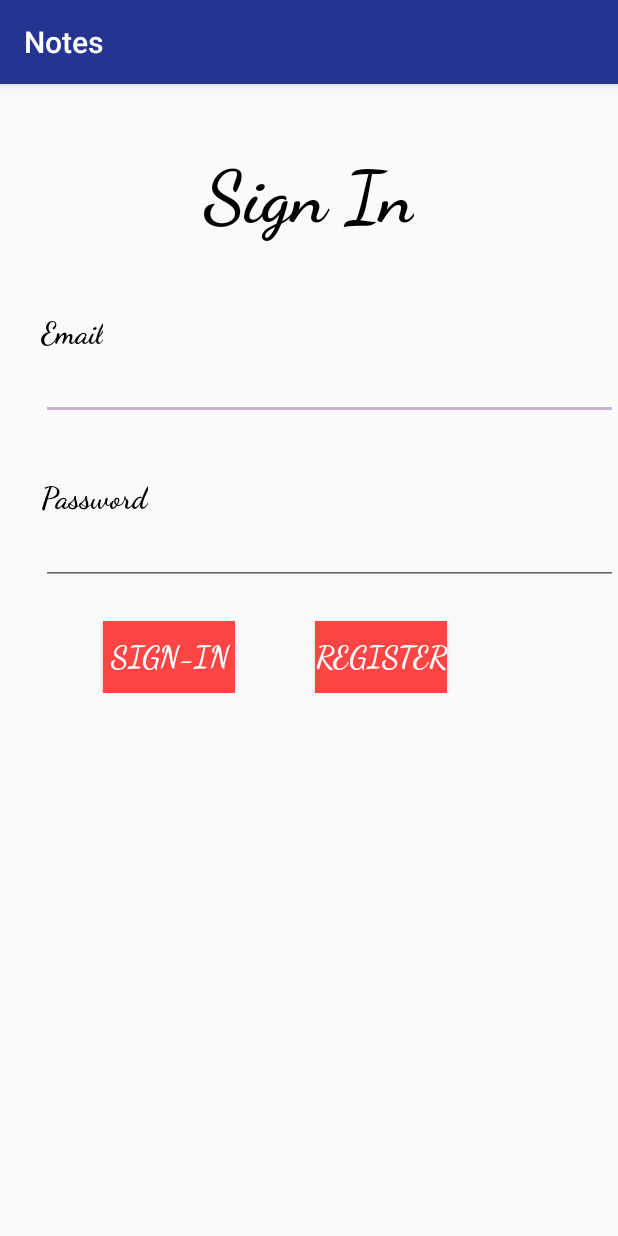
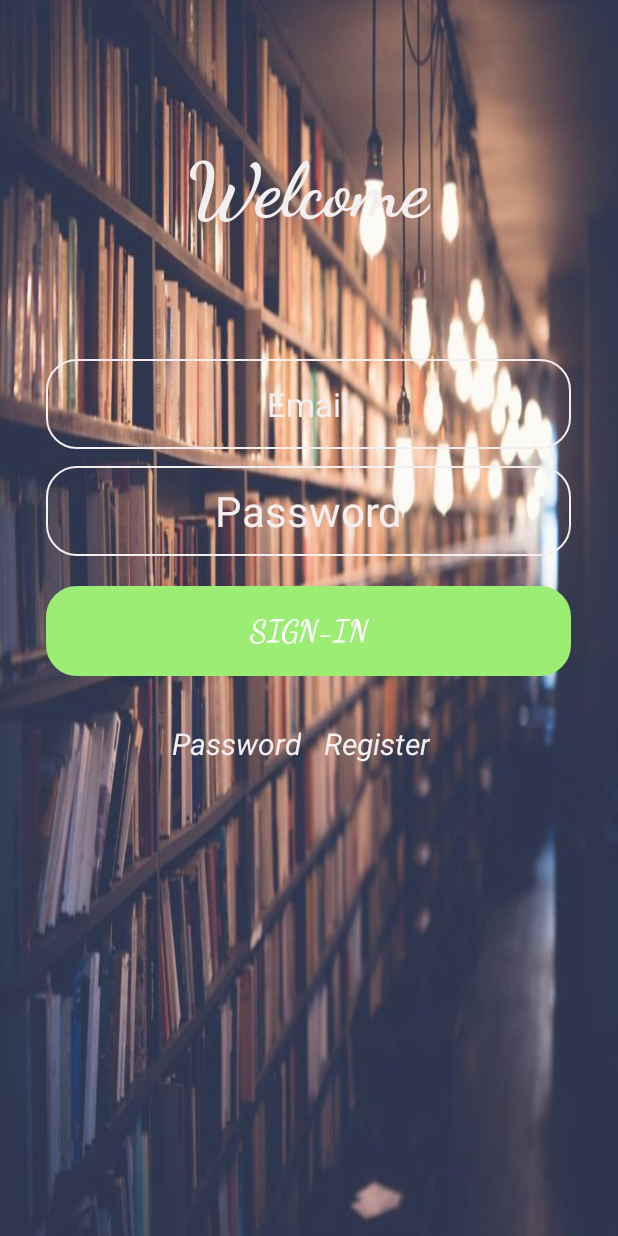
Before and after one commit to bhavneeet/Notes, an Android app: the screen it shows after launch (LoginActivity), on a phone screen of 412 x 824 dp. Run offline under Robolectric (Android 15) with nearby library versions, the phone set to English and light mode, and no system bars.

Commit message:
login file

```diff
--- a/app/src/main/AndroidManifest.xml
+++ b/app/src/main/AndroidManifest.xml
@@ -22,6 +22,7 @@
             android:configChanges="orientation|screenSize" />
         <activity
             android:name=".LoginActivity"
+            android:theme="@style/login_theme"
             android:configChanges="orientation|screenSize">
             <intent-filter>
                 <action android:name="android.intent.action.MAIN" />
--- a/app/src/main/java/othello/com/example/bhavneetsingh/notes/LoginActivity.java
+++ b/app/src/main/java/othello/com/example/bhavneetsingh/notes/LoginActivity.java
@@ -13,7 +13,8 @@ import android.widget.Toast;
 
 public class LoginActivity extends AppCompatActivity implements View.OnClickListener{
 
-    Button signin,register,signin1,register1;
+    Button signin,signin1,register1;
+    TextView register;
     MyDatabase mydb;
     private boolean sign;
     public final static String LOGIN="login",NULL="null";
@@ -32,7 +33,7 @@ public class LoginActivity extends AppCompatActivity implements View.OnClickList
         setContentView(R.layout.activity_login);
         signin=(Button)findViewById(R.id.sign_in);
         signin.setOnClickListener(this);
-        register=(Button)findViewById(R.id.register);
+        register=(TextView) findViewById(R.id.register);
         register.setOnClickListener(this);
         sign=true;
         mydb=MyDatabase.getInstance(this);
@@ -52,7 +53,7 @@ public class LoginActivity extends AppCompatActivity implements View.OnClickList
             setContentView(R.layout.activity_login);
             signin=(Button)findViewById(R.id.sign_in);
             signin.setOnClickListener(this);
-            register=(Button)findViewById(R.id.register);
+            register=(TextView) findViewById(R.id.register);
             register.setOnClickListener(this);
 
         }
--- a/app/src/main/res/drawable/edit_background.xml
+++ b/app/src/main/res/drawable/edit_background.xml
@@ -1,4 +1,13 @@
-<?xml version="1.0" encoding="utf-8"?>
-<selector xmlns:android="http://schemas.android.com/apk/res/android">
+<?xml version="1.0" encoding="UTF-8"?>
+<shape xmlns:android="http://schemas.android.com/apk/res/android">
 
-</selector>
+
+    <stroke android:width="1dp"
+        android:color="@color/colorWhite" />
+
+    <padding android:left="1dp"
+        android:top="1dp"
+        android:right="1dp"
+        android:bottom="1dp" />
+     <corners android:radius="20dp"/>
+</shape>
--- a/app/src/main/res/layout/activity_login.xml
+++ b/app/src/main/res/layout/activity_login.xml
@@ -1,15 +1,11 @@
 <?xml version="1.0" encoding="utf-8"?>
-<ScrollView xmlns:android="http://schemas.android.com/apk/res/android"
-    xmlns:app="http://schemas.android.com/apk/res-auto"
+<RelativeLayout xmlns:app="http://schemas.android.com/apk/res-auto"
     xmlns:tools="http://schemas.android.com/tools"
+    xmlns:android="http://schemas.android.com/apk/res/android"
+    android:background="@drawable/backround2"
+
     android:layout_width="match_parent"
     android:layout_height="match_parent">
-<RelativeLayout xmlns:android="http://schemas.android.com/apk/res/android"
-    xmlns:app="http://schemas.android.com/apk/res-auto"
-    xmlns:tools="http://schemas.android.com/tools"
-    android:layout_width="match_parent"
-    android:layout_height="match_parent"
-    tools:context="othello.com.example.bhavneetsingh.notes.LoginActivity">
 
     <TextView
         android:id="@+id/textView2"
@@ -17,87 +13,87 @@
         android:layout_height="wrap_content"
         android:layout_alignParentTop="true"
         android:layout_centerHorizontal="true"
-        android:layout_marginTop="45dp"
+        android:layout_marginTop="95dp"
         android:fontFamily="cursive"
-        android:text="Sign In"
-        android:textColor="@android:color/background_dark"
+        android:text="Welcome"
+        android:textColor="@color/colorWhite"
         android:textSize="@dimen/signheading"
+        android:textStyle="bold" />
+
+    <EditText
+        android:id="@+id/username"
+        android:layout_width="@dimen/login_wid"
+
+        android:layout_height="@dimen/login_hei"
+        android:layout_below="@+id/textView2"
+        android:layout_centerHorizontal="true"
+        android:layout_marginTop="82dp"
+        android:background="@drawable/edit_background"
+        android:hint="Email"
+        android:inputType="textAutoComplete"
+        android:lines="1"
+        android:maxLength="40"
+        android:textAlignment="center"
+        android:textColor="@color/colorWhite"
+        android:textColorHint="@color/colorWhite"
+        android:textSize="22sp" />
+
+    <EditText
+        android:id="@+id/user_password"
+        android:layout_width="@dimen/login_wid"
+        android:layout_height="@dimen/login_hei"
+        android:layout_alignStart="@+id/username"
+        android:layout_below="@+id/username"
+        android:layout_marginTop="11dp"
+        android:background="@drawable/edit_background"
+        android:hint="Password"
+        android:inputType="textPassword"
+        android:lines="1"
+        android:maxLength="20"
+        android:textAlignment="center"
+        android:textColor="@color/colorWhite"
+        android:textColorHint="@color/colorWhite"
+        android:textSize="28sp" />
+
+    <Button
+        android:id="@+id/sign_in"
+        android:layout_width="@dimen/login_wid"
+        android:layout_height="@dimen/login_hei"
+        android:layout_below="@+id/user_password"
+        android:layout_centerHorizontal="true"
+        android:layout_marginTop="20dp"
+        android:background="@drawable/edit_background"
+        android:backgroundTint="@color/button"
+        android:fontFamily="cursive"
+        android:text="Sign-In"
+        android:textColor="@android:color/background_light"
+        android:textSize="@dimen/signin"
         android:textStyle="bold" />
 
     <TextView
         android:id="@+id/textView3"
         android:layout_width="wrap_content"
         android:layout_height="wrap_content"
-        android:layout_alignParentStart="true"
-        android:layout_below="@+id/textView2"
-        android:layout_marginStart="27dp"
-        android:layout_marginTop="48dp"
-        android:fontFamily="cursive"
-        android:text="Email"
-        android:textColor="@android:color/black"
-        android:textSize="@dimen/signin"
-        android:textStyle="bold" />
-
-    <EditText
-        android:id="@+id/username"
-        android:layout_width="match_parent"
-        android:layout_height="wrap_content"
-        android:lines="1"
-        android:maxLength="40"
-        android:inputType="textAutoComplete"
-        android:layout_alignStart="@+id/textView3"
-        android:layout_below="@+id/textView3" />
+        android:layout_alignEnd="@+id/textView2"
+        android:layout_below="@+id/sign_in"
+        android:layout_marginTop="31dp"
+        android:text="Register"
+        android:textColor="@color/colorWhite"
+        android:textSize="20sp"
+        android:textStyle="italic" />
 
     <TextView
-        android:id="@+id/textView4"
-        android:layout_width="wrap_content"
-        android:layout_height="wrap_content"
-        android:layout_alignStart="@+id/textView3"
-        android:layout_below="@+id/username"
-        android:layout_marginTop="39dp"
-        android:fontFamily="cursive"
-        android:text="Password"
-        android:textColor="@android:color/black"
-        android:textSize="@dimen/signin"
-        android:textStyle="bold" />
-
-    <EditText
-        android:id="@+id/user_password"
-        android:layout_width="match_parent"
-        android:layout_height="wrap_content"
-        android:layout_alignStart="@+id/username"
-        android:layout_below="@+id/textView4"
-        android:inputType="textPassword"
-        android:lines="1"
-        android:maxLength="20" />
-
-    <Button
-        android:id="@+id/sign_in"
-        android:layout_width="wrap_content"
-        android:layout_height="wrap_content"
-        android:layout_below="@+id/user_password"
-        android:layout_marginTop="24dp"
-        android:layout_toEndOf="@+id/textView3"
-        android:background="@android:color/holo_red_light"
-        android:fontFamily="cursive"
-        android:text="Sign-In"
-        android:textColor="@android:color/background_light"
-        android:textSize="@dimen/signin"
-        android:textStyle="bold" />
-
-    <Button
         android:id="@+id/register"
         android:layout_width="wrap_content"
         android:layout_height="wrap_content"
-        android:layout_alignBaseline="@+id/sign_in"
-        android:layout_alignBottom="@+id/sign_in"
-        android:layout_marginStart="53dp"
-        android:layout_toEndOf="@+id/sign_in"
-        android:background="@android:color/holo_red_light"
-        android:fontFamily="cursive"
-        android:text="Register"
-        android:textColor="@android:color/background_light"
-        android:textSize="@dimen/signin"
-        android:textStyle="bold" />
+        android:layout_alignBaseline="@+id/textView3"
+        android:layout_alignBottom="@+id/textView3"
+        android:layout_marginEnd="15dp"
+        android:layout_toStartOf="@+id/textView3"
+        android:text="Password"
+        android:textColor="@color/colorWhite"
+        android:textSize="20sp"
+        android:textStyle="italic" />
+
+
 </RelativeLayout>
-</ScrollView>
--- a/app/src/main/res/values-v21/styles.xml
+++ b/app/src/main/res/values-v21/styles.xml
@@ -2,11 +2,21 @@
     <resources>
 
         <!-- Base application theme. -->
-        <style name="AppTheme" parent="Theme.AppCompat.Light.DarkActionBar">
+        <style name="AppTheme" parent="Theme.AppCompat.Light">
             <!-- Customize your theme here. -->
             <item name="colorPrimary">@color/colorPrimary</item>
             <item name="colorPrimaryDark">@color/colorPrimaryDark</item>
             <item name="colorAccent">@color/colorAccent</item>
+
         </style>
 
-    </resources>
+    <style name="login_theme1" parent="AppTheme">
+        <item name="windowActionBar">false</item>
+        <item name="android:windowNoTitle">true</item>
+    </style>
+
+    <style name="login_theme" parent="Theme.AppCompat.Light.NoActionBar">
+        <item name="android:windowNoTitle">true</item>
+        <item name="android:statusBarColor">@android:color/black</item>
+    </style>
+</resources>
--- a/app/src/main/res/values/colors.xml
+++ b/app/src/main/res/values/colors.xml
@@ -3,5 +3,6 @@
     <color name="colorPrimary">#243490</color>
     <color name="colorPrimaryDark">#28368c</color>
     <color name="colorAccent">#c6b5d6</color>
-    <color name="colorWhite">#ffffff</color>
+    <color name="colorWhite">#f3efef</color>
+    <color name="button">#9ced74</color>
 </resources>
--- a/app/src/main/res/values/dimens.xml
+++ b/app/src/main/res/values/dimens.xml
@@ -3,5 +3,7 @@
     <dimen name="img_height">391dp</dimen>
     <dimen name="like">40dp</dimen>
     <dimen name="signin">20sp</dimen>
-    <dimen name="signheading">48sp</dimen>
+    <dimen name="login_wid">350dp</dimen>
+    <dimen name="login_hei">60dp</dimen>
+    <dimen name="signheading">50sp</dimen>
 </resources>
--- a/app/src/main/res/values/styles.xml
+++ b/app/src/main/res/values/styles.xml
@@ -7,11 +7,15 @@
         <item name="colorPrimary">@color/colorPrimary</item>
         <item name="colorPrimaryDark">@color/colorPrimaryDark</item>
         <item name="colorAccent">@color/colorAccent</item>
+
     </style>
 
     <style name="AppTheme.NoActionBar">
         <item name="windowActionBar">false</item>
         <item name="windowNoTitle">true</item>
+    </style>
+    <style name = "login_theme" parent = "Theme.AppCompat.Light.NoActionBar">
+        <item name = "android:windowNoTitle">true</item>
     </style>
 
     <style name="AppTheme.AppBarOverlay" parent="ThemeOverlay.AppCompat.Dark.ActionBar" />
```
Also changed, not shown: app/src/main/res/drawable/app_background.jpg (added), app/src/main/res/drawable/backround2.png (added).
